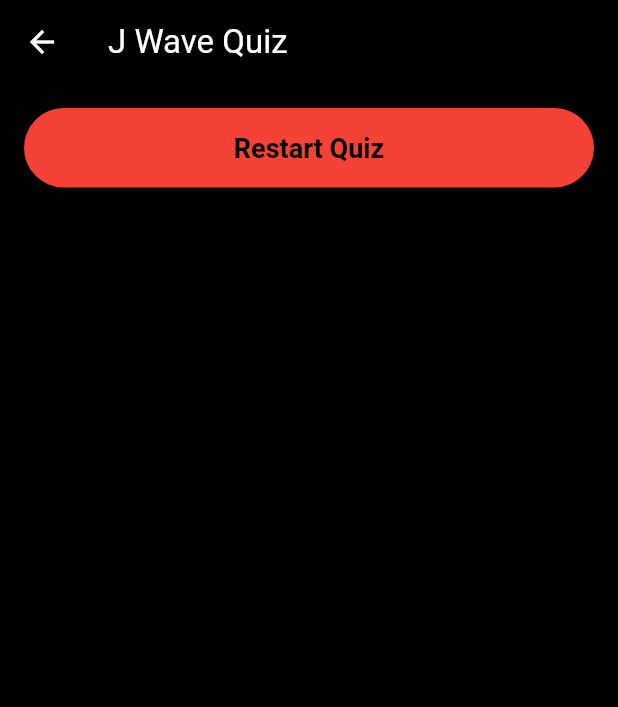
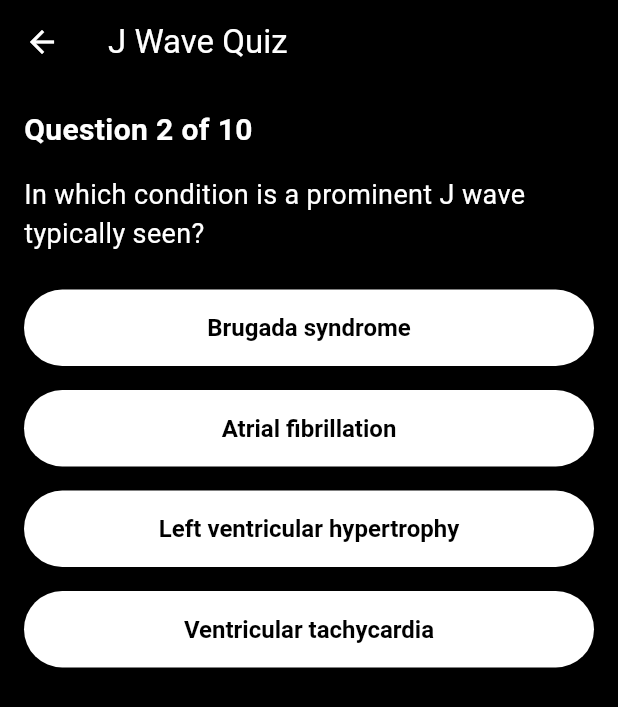
Before and after one commit to cardioverse/ECG-labs, a Flutter app: the JWaveQuizScreen screen opened directly, after a tap on "Atrial depolarization", on a phone screen of 412 x 824 dp. Shown: the top 707 px of the screen. Run offline on Flutter 3.47's test engine with Material 3 defaults, Android fonts, the phone set to English and light mode, and no system bars; our stand-ins replace carousel_slider, cloud_firestore, firebase_auth, firebase_core, firebase_storage, flutter_dotenv and 4 more; accounts and stored records are empty.

Commit message:
updated j wave quiz

```diff
--- a/lib/topics_completion_tracker/j_wave_quiz_screen.dart
+++ b/lib/topics_completion_tracker/j_wave_quiz_screen.dart
@@ -10,7 +10,7 @@ class JWaveQuizScreen extends StatefulWidget {
 class _JWaveQuizScreenState extends State<JWaveQuizScreen> {
   int currentQuestionIndex = 0;
   int score = 0;
-  bool showResetButton = false;
+  final int passThreshold = 8;
 
   final List<Map<String, dynamic>> questions = [
     {
@@ -43,11 +43,83 @@ class _JWaveQuizScreenState extends State<JWaveQuizScreen> {
       ],
       'answer': 1,
     },
+    {
+      'question': 'J waves are most commonly seen in which leads?',
+      'options': [
+        'Leads V1-V3',
+        'Leads II, III, aVF',
+        'Leads I, aVL',
+        'All leads'
+      ],
+      'answer': 0,
+    },
+    {
+      'question': 'Which electrolyte imbalance is associated with J waves?',
+      'options': [
+        'Hyperkalemia',
+        'Hypocalcemia',
+        'Hypercalcemia',
+        'Hypothermia'
+      ],
+      'answer': 3,
+    },
+    {
+      'question': 'Which condition is NOT associated with J waves?',
+      'options': [
+        'Hypothermia',
+        'Hyperkalemia',
+        'Brugada syndrome',
+        'Early repolarization'
+      ],
+      'answer': 1,
+    },
+    {
+      'question': 'J waves in hypothermia are also called?',
+      'options': [
+        'Epsilon waves',
+        'Osborn waves',
+        'Delta waves',
+        'Q waves'
+      ],
+      'answer': 1,
+    },
+    {
+      'question': 'J waves are most commonly associated with which cardiac event?',
+      'options': [
+        'Atrial fibrillation',
+        'Ventricular fibrillation',
+        'Asystole',
+        'First-degree AV block'
+      ],
+      'answer': 1,
+    },
+    {
+      'question': 'Which population often has benign J waves?',
+      'options': [
+        'Elderly patients',
+        'Athletes',
+        'Patients with heart failure',
+        'Infants'
+      ],
+      'answer': 1,
+    },
+    {
+      'question': 'Which ECG feature is often seen alongside J waves?',
+      'options': [
+        'ST elevation',
+        'ST depression',
+        'T wave inversion',
+        'Prolonged PR interval'
+      ],
+      'answer': 0,
+    },
   ];
 
   void _checkAnswer(int selectedIndex) {
     if (selectedIndex == questions[currentQuestionIndex]['answer']) {
       score++;
+    }
+
     setState(() {
       if (currentQuestionIndex < questions.length - 1) {
         currentQuestionIndex++;
@@ -55,17 +127,12 @@ class _JWaveQuizScreenState extends State<JWaveQuizScreen> {
         _showCompletionDialog();
       }
     });
-    } else {
-      setState(() {
-        showResetButton = true;
-      });
-    }
   }
 
   Future<void> _storeCompletionStatus() async {
     try {
       User? user = FirebaseAuth.instance.currentUser;
-      if (user != null && score == questions.length) {
+      if (user != null && score >= passThreshold) {
         String uid = user.uid;
         DocumentReference userDoc = FirebaseFirestore.instance.collection('userProgress').doc(uid);
 
@@ -100,14 +167,6 @@ class _JWaveQuizScreenState extends State<JWaveQuizScreen> {
     );
   }
 
-  void _resetQuiz() {
-    setState(() {
-      currentQuestionIndex = 0;
-      score = 0;
-      showResetButton = false;
-    });
-  }
-
   @override
   Widget build(BuildContext context) {
     return Scaffold(
@@ -121,7 +180,6 @@ class _JWaveQuizScreenState extends State<JWaveQuizScreen> {
         child: Column(
           crossAxisAlignment: CrossAxisAlignment.start,
           children: [
-            if (!showResetButton) ...[
             Text(
               'Question ${currentQuestionIndex + 1} of ${questions.length}',
               style: TextStyle(
@@ -144,7 +202,7 @@ class _JWaveQuizScreenState extends State<JWaveQuizScreen> {
                 padding: const EdgeInsets.symmetric(vertical: 8.0),
                 child: ElevatedButton(
                   style: ElevatedButton.styleFrom(
-                      backgroundColor: Colors.grey[800],
+                    backgroundColor: Colors.white,
                     padding: EdgeInsets.symmetric(vertical: 16.0, horizontal: 24.0),
                     textStyle: TextStyle(fontSize: 16, fontWeight: FontWeight.bold),
                   ),
@@ -153,19 +211,6 @@ class _JWaveQuizScreenState extends State<JWaveQuizScreen> {
                 ),
               );
             }),
-            ] else ...[
-              Center(
-                child: ElevatedButton(
-                  style: ElevatedButton.styleFrom(
-                    backgroundColor: Colors.red,
-                    padding: EdgeInsets.symmetric(vertical: 16.0, horizontal: 24.0),
-                    textStyle: TextStyle(fontSize: 18, fontWeight: FontWeight.bold),
-                  ),
-                  onPressed: _resetQuiz,
-                  child: Text('Restart Quiz'),
-                ),
-              ),
-            ],
           ],
         ),
       ),
```
Lines whose indentation alone changed are shown as unchanged.
